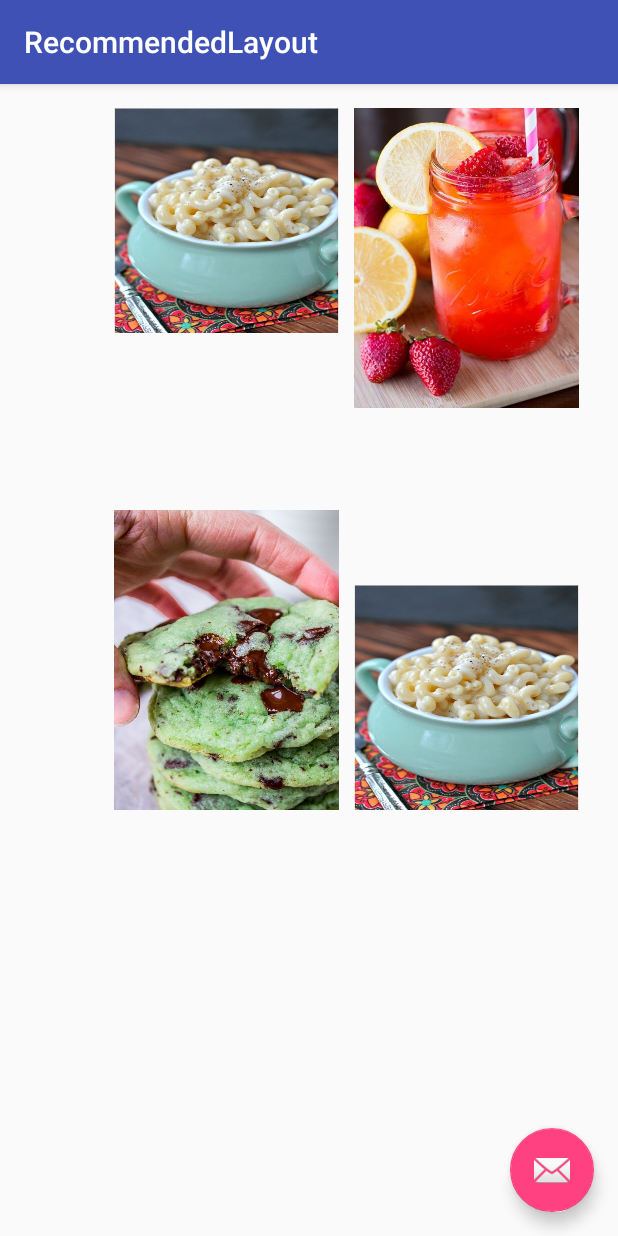
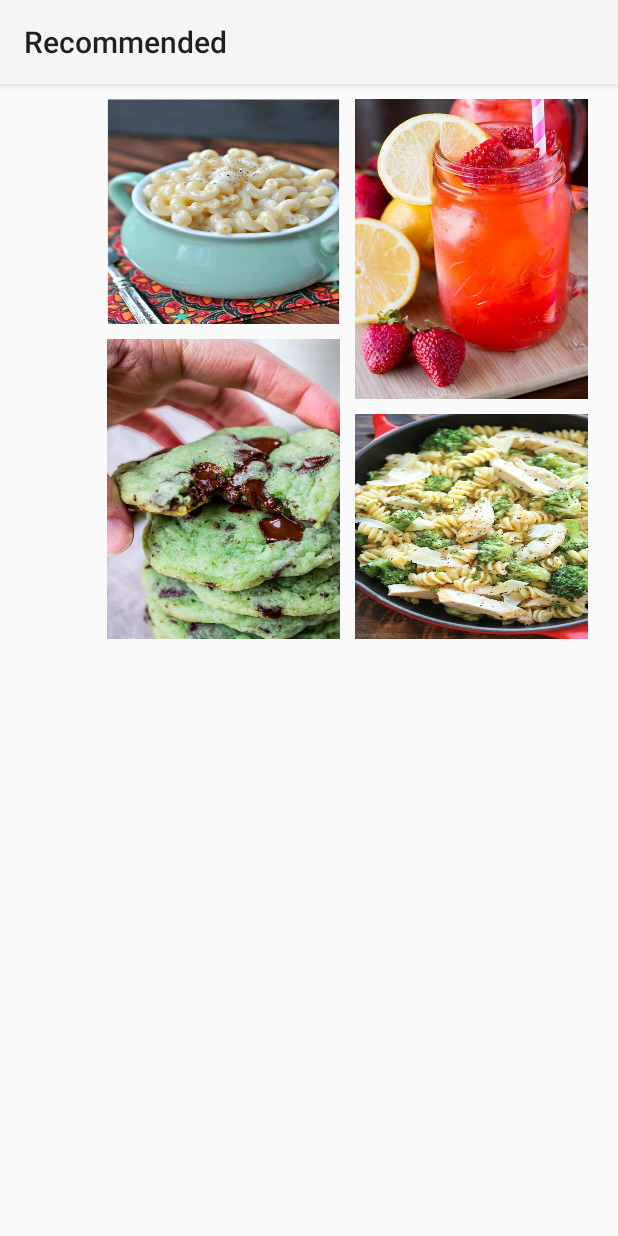
Before and after one commit to SeasonFour/Dishi, an Android app: the RecommendedLayout screen opened directly, with no data from a screen before it, on a phone screen of 412 x 824 dp. Run offline under Robolectric (Android 15) with nearby library versions, the phone set to English and light mode, and no system bars.

```diff
--- a/app/src/main/AndroidManifest.xml
+++ b/app/src/main/AndroidManifest.xml
@@ -11,7 +11,7 @@
         <activity
             android:name=".Recommended"
             android:label="@string/app_name"
-            android:theme="@style/AppTheme.NoActionBar" >
+            android:theme="@style/MaterialLight" >
             <intent-filter>
                 <action android:name="android.intent.action.MAIN" />
 
@@ -31,7 +31,7 @@
         <activity
             android:name=".RecommendedLayout"
             android:label="@string/title_activity_recommended_layout"
-            android:theme="@style/AppTheme.NoActionBar" >
+            android:theme="@style/MaterialLight" >
         </activity>
     </application>
 
--- a/app/src/main/java/com/apps/dishi/RecommendedLayout.java
+++ b/app/src/main/java/com/apps/dishi/RecommendedLayout.java
@@ -1,5 +1,6 @@
 package com.apps.dishi;
 
+import android.app.Activity;
 import android.os.Bundle;
 import android.support.design.widget.FloatingActionButton;
 import android.support.design.widget.Snackbar;
@@ -7,23 +8,13 @@ import android.support.v7.app.AppCompatActivity;
 import android.support.v7.widget.Toolbar;
 import android.view.View;
 
-public class RecommendedLayout extends AppCompatActivity {
+public class RecommendedLayout extends Activity {
 
     @Override
     protected void onCreate(Bundle savedInstanceState) {
         super.onCreate(savedInstanceState);
-        setContentView(R.layout.activity_recommended_layout);
-        Toolbar toolbar = (Toolbar) findViewById(R.id.toolbar);
-        setSupportActionBar(toolbar);
+        setContentView(R.layout.content_recommended_layout);
 
-        FloatingActionButton fab = (FloatingActionButton) findViewById(R.id.fab);
-        fab.setOnClickListener(new View.OnClickListener() {
-            @Override
-            public void onClick(View view) {
-                Snackbar.make(view, "Replace with your own action", Snackbar.LENGTH_LONG)
-                        .setAction("Action", null).show();
-            }
-        });
     }
 
 }
--- a/app/src/main/res/layout/activity_recommended_layout.xml
+++ /dev/null
@@ -1,25 +0,0 @@
-<?xml version="1.0" encoding="utf-8"?>
-<android.support.design.widget.CoordinatorLayout
-    xmlns:android="http://schemas.android.com/apk/res/android"
-    xmlns:app="http://schemas.android.com/apk/res-auto"
-    xmlns:tools="http://schemas.android.com/tools" android:layout_width="match_parent"
-    android:layout_height="match_parent" android:fitsSystemWindows="true"
-    tools:context="com.apps.dishi.RecommendedLayout">
-
-    <android.support.design.widget.AppBarLayout android:layout_height="wrap_content"
-        android:layout_width="match_parent" android:theme="@style/AppTheme.AppBarOverlay">
-
-        <android.support.v7.widget.Toolbar android:id="@+id/toolbar"
-            android:layout_width="match_parent" android:layout_height="?attr/actionBarSize"
-            android:background="?attr/colorPrimary" app:popupTheme="@style/AppTheme.PopupOverlay" />
-
-    </android.support.design.widget.AppBarLayout>
-
-    <include layout="@layout/content_recommended_layout" />
-
-    <android.support.design.widget.FloatingActionButton android:id="@+id/fab"
-        android:layout_width="wrap_content" android:layout_height="wrap_content"
-        android:layout_gravity="bottom|end" android:layout_margin="@dimen/fab_margin"
-        android:src="@android:drawable/ic_dialog_email" />
-
-</android.support.design.widget.CoordinatorLayout>
--- a/app/src/main/res/layout/content_recommended_layout.xml
+++ b/app/src/main/res/layout/content_recommended_layout.xml
@@ -1,48 +1,63 @@
 <?xml version="1.0" encoding="utf-8"?>
+
 <RelativeLayout xmlns:android="http://schemas.android.com/apk/res/android"
     xmlns:tools="http://schemas.android.com/tools"
-    xmlns:app="http://schemas.android.com/apk/res-auto" android:layout_width="match_parent"
-    android:layout_height="match_parent" android:paddingLeft="@dimen/activity_horizontal_margin"
-    android:paddingRight="@dimen/activity_horizontal_margin"
-    android:paddingTop="@dimen/activity_vertical_margin"
-    android:paddingBottom="@dimen/activity_vertical_margin"
+    xmlns:app="http://schemas.android.com/apk/res-auto"
+    android:layout_width="match_parent"
+    android:layout_height="match_parent"
     app:layout_behavior="@string/appbar_scrolling_view_behavior"
     tools:showIn="@layout/activity_recommended_layout"
     tools:context="com.apps.dishi.RecommendedLayout">
 
+    <ScrollView
+        android:layout_width="fill_parent"
+        android:layout_height="fill_parent"
+        android:id="@+id/RecommendedScrollView"
+        android:layout_alignParentBottom="true">
+
+        <RelativeLayout
+            android:layout_width="match_parent"
+            android:layout_height="wrap_content"
+            android:layout_gravity="center_horizontal"
+            android:padding="10dp">
 
             <ImageView
-        android:layout_width="150dp"
+                android:layout_width="155dp"
                 android:layout_height="150dp"
                 android:id="@+id/imageView"
                 android:background="@drawable/macoroni"
-        android:layout_marginStart="10dp"
                 android:layout_marginEnd="10dp"
                 android:layout_alignParentTop="true"
-        android:layout_toStartOf="@+id/imageView2" />
+                android:layout_toStartOf="@+id/imageView2"
+                android:layout_marginBottom="10dp"/>
 
             <ImageView
-        android:layout_width="150dp"
+                android:layout_width="155dp"
                 android:layout_height="200dp"
                 android:id="@+id/imageView2"
                 android:layout_marginEnd="10dp"
                 android:layout_alignParentTop="true"
                 android:layout_alignParentEnd="true"
-        android:background="@drawable/juice" />
+                android:background="@drawable/juice"
+                android:layout_marginBottom="10dp"/>
 
             <ImageView
-        android:layout_width="150dp"
+                android:layout_width="155dp"
                 android:layout_height="200dp"
                 android:id="@+id/imageView3"
                 android:background="@drawable/mintchoc"
                 android:layout_centerVertical="true"
-        android:layout_alignStart="@+id/imageView" />
+                android:layout_alignStart="@+id/imageView"
+                android:layout_below="@+id/imageView"
+                android:layout_marginBottom="10dp"/>
 
             <ImageView
-        android:layout_width="150dp"
+                android:layout_width="155dp"
                 android:layout_height="150dp"
                 android:id="@+id/imageView4"
-        android:background="@drawable/macoroni"
+                android:background="@drawable/chickenpasta"
                 android:layout_alignBottom="@+id/imageView3"
-        android:layout_alignStart="@+id/imageView2" />
+                android:layout_alignStart="@+id/imageView2"/>
         </RelativeLayout>
+    </ScrollView>
+</RelativeLayout>
--- a/app/src/main/res/values/strings.xml
+++ b/app/src/main/res/values/strings.xml
@@ -3,7 +3,7 @@
     <string name="action_settings">Settings</string>
     <string name="title_activity_menu">Menu</string>
     <string name="title_activity_chefs">Chefs</string>
-    <string name="title_activity_recommended_layout">RecommendedLayout</string>
+    <string name="title_activity_recommended_layout">Recommended</string>
     <string name="LoginText">Log In</string>
     <string name="Username">Username or Email</string>
     <string name="Password">Password</string>
--- a/app/src/main/res/values/styles.xml
+++ b/app/src/main/res/values/styles.xml
@@ -14,4 +14,20 @@
     <style name="AppTheme.AppBarOverlay" parent="ThemeOverlay.AppCompat.Dark.ActionBar" />
     <style name="AppTheme.PopupOverlay" parent="ThemeOverlay.AppCompat.Light" />
 
+
+
+    <!--Material Design Theme-->
+    <style name="Material" parent="android:Theme.Material">
+        <!-- Main theme colors -->
+        <!--   your app branding color for the app bar -->
+        <item name="android:colorPrimary">@color/colorPrimary</item>
+        <!--   theme UI controls like checkboxes and text fields -->
+        <item name="android:colorAccent">@color/colorAccent</item>
+    </style>
+
+    <style name="MaterialLight" parent="android:Theme.Material.Light">
+        </style>
+    <style name="Material.NoActionBar" parent="android:Theme.Material.NoActionBar.Fullscreen">
+    </style>
+
 </resources>
```
Also changed, not shown: app/src/main/java/com/apps/dishi/Recommended.java (+46 -2 lines), app/src/main/res/layout/activity_recommended.xml (deleted, +0 -22 lines), app/src/main/res/layout/content_recommended.xml (+11 -9 lines). Lines whose indentation alone changed are shown as unchanged.
